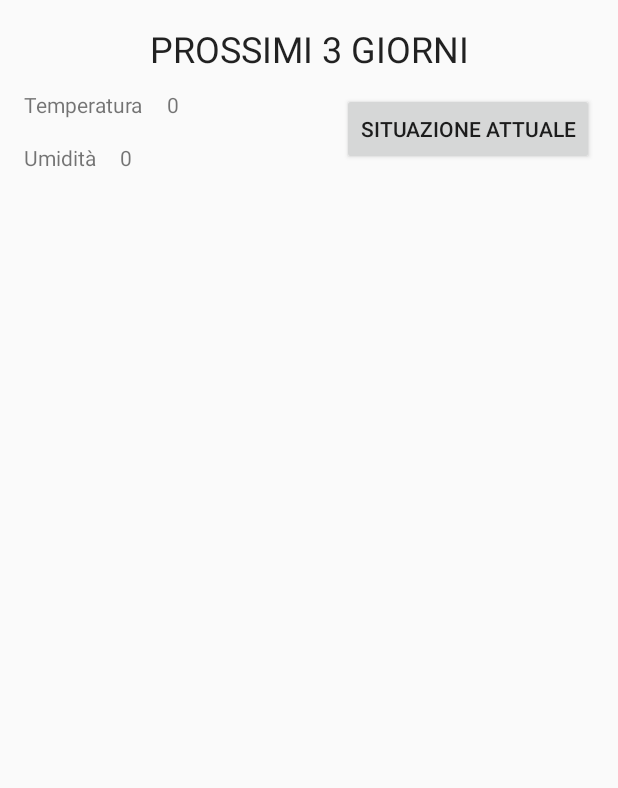
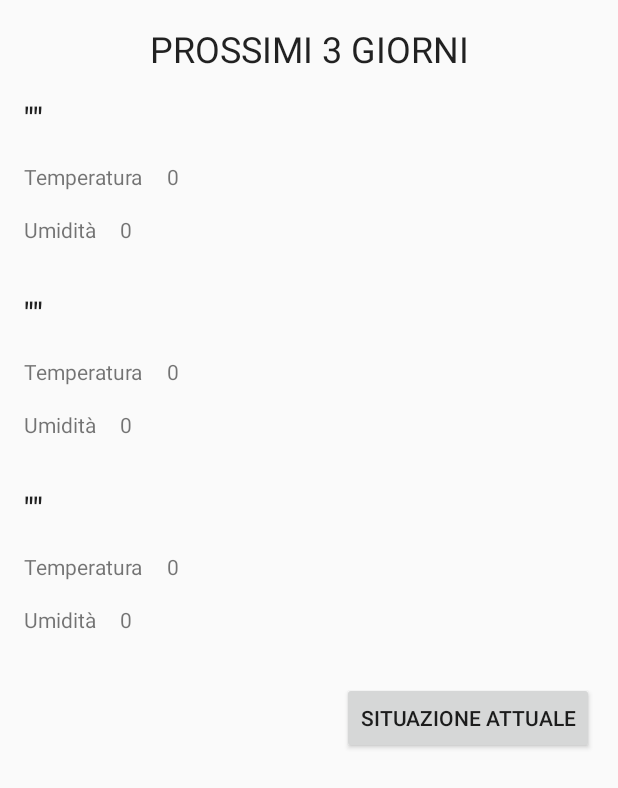
Before and after one commit to remotomasi/MeteoLecce, an Android app: the layout activity_weather3forecast.xml on its own in the app's theme, with its tools: preview values and no code run, on a phone screen of 412 x 824 dp. Shown: the top 788 px of the screen. Run offline under Robolectric (Android 15) with nearby library versions, the phone set to English and light mode, and no system bars.

Commit message:
- Added Temperature and humidity for the next three day; - Modified the two main interfaces.

```diff
--- a/app/src/main/java/com/meteolecce/meteolecce/MainActivity.java
+++ b/app/src/main/java/com/meteolecce/meteolecce/MainActivity.java
@@ -13,15 +13,11 @@ import android.widget.TextView;
 import java.io.IOException;
 import java.util.Calendar;
 import java.util.Date;
-import java.text.DateFormat;
 import java.text.SimpleDateFormat;
 
 import org.json.JSONObject;
 import org.apache.http.HttpResponse;
-//import org.apache.http.client.HttpClient;
 import org.apache.http.client.methods.HttpPost;
-//import org.apache.http.client.methods.HttpGet;
-//import org.apache.http.impl.client.HttpClientBuilder;
 import org.apache.http.util.EntityUtils;
 import org.apache.http.client.ClientProtocolException;
 
--- a/app/src/main/res/layout/activity_weather3forecast.xml
+++ b/app/src/main/res/layout/activity_weather3forecast.xml
@@ -22,10 +22,10 @@
         android:layout_width="wrap_content"
         android:layout_height="wrap_content"
         android:layout_marginLeft="16dp"
-        android:layout_marginTop="60dp"
         android:text="@string/tempName"
         app:layout_constraintLeft_toLeftOf="parent"
-        app:layout_constraintTop_toTopOf="parent" />
+        android:layout_marginTop="16dp"
+        app:layout_constraintTop_toBottomOf="@+id/textView21" />
 
     <TextView
         android:id="@+id/textView17"
@@ -45,8 +45,8 @@
         android:onClick="actualSituation"
         android:text="@string/titleMainPage"
         app:layout_constraintRight_toRightOf="parent"
-        app:layout_constraintTop_toTopOf="parent"
-        android:layout_marginTop="62dp" />
+        android:layout_marginTop="32dp"
+        app:layout_constraintTop_toBottomOf="@+id/textView32" />
 
     <TextView
         android:id="@+id/textView18"
@@ -65,4 +65,115 @@
         android:text="@string/humidity3d_1"
         app:layout_constraintBaseline_toBaselineOf="@+id/textView17"
         app:layout_constraintLeft_toRightOf="@+id/textView17" />
+
+    <TextView
+        android:id="@+id/textView21"
+        android:layout_width="wrap_content"
+        android:layout_height="wrap_content"
+        android:layout_marginLeft="16dp"
+        android:layout_marginTop="16dp"
+        android:text="@string/firstDay"
+        android:textAppearance="@style/TextAppearance.AppCompat.Light.SearchResult.Title"
+        app:layout_constraintLeft_toLeftOf="parent"
+        app:layout_constraintTop_toBottomOf="@+id/textView15" />
+
+    <TextView
+        android:id="@+id/textView22"
+        android:layout_width="wrap_content"
+        android:layout_height="wrap_content"
+        android:layout_marginLeft="16dp"
+        android:layout_marginTop="32dp"
+        android:text="@string/secondDay"
+        android:textAppearance="@style/TextAppearance.AppCompat.Light.SearchResult.Title"
+        app:layout_constraintLeft_toLeftOf="parent"
+        app:layout_constraintTop_toBottomOf="@+id/textView17" />
+
+    <TextView
+        android:id="@+id/textView23"
+        android:layout_width="wrap_content"
+        android:layout_height="wrap_content"
+        android:layout_marginLeft="16dp"
+        android:layout_marginTop="16dp"
+        android:text="@string/tempName"
+        app:layout_constraintLeft_toLeftOf="parent"
+        app:layout_constraintTop_toBottomOf="@+id/textView22" />
+
+    <TextView
+        android:id="@+id/textView24"
+        android:layout_width="wrap_content"
+        android:layout_height="wrap_content"
+        android:layout_marginLeft="16dp"
+        android:text="@string/temperature3d_2"
+        app:layout_constraintBaseline_toBaselineOf="@+id/textView23"
+        app:layout_constraintLeft_toRightOf="@+id/textView23" />
+
+    <TextView
+        android:id="@+id/textView27"
+        android:layout_width="wrap_content"
+        android:layout_height="wrap_content"
+        android:layout_marginLeft="16dp"
+        android:layout_marginTop="16dp"
+        android:text="@string/humName"
+        app:layout_constraintBottom_toBottomOf="parent"
+        app:layout_constraintLeft_toLeftOf="parent"
+        app:layout_constraintTop_toBottomOf="@+id/textView23"
+        app:layout_constraintVertical_bias="0.0" />
+
+    <TextView
+        android:id="@+id/textView28"
+        android:layout_width="wrap_content"
+        android:layout_height="wrap_content"
+        android:layout_marginLeft="16dp"
+        android:text="@string/humidity3d_2"
+        app:layout_constraintBaseline_toBaselineOf="@+id/textView27"
+        app:layout_constraintLeft_toRightOf="@+id/textView27" />
+
+    <TextView
+        android:id="@+id/textView29"
+        android:layout_width="wrap_content"
+        android:layout_height="wrap_content"
+        android:layout_marginLeft="16dp"
+        android:layout_marginTop="32dp"
+        android:text="@string/thirdDay"
+        android:textAppearance="@style/TextAppearance.AppCompat.Light.SearchResult.Title"
+        app:layout_constraintLeft_toLeftOf="parent"
+        app:layout_constraintTop_toBottomOf="@+id/textView27" />
+
+    <TextView
+        android:id="@+id/textView30"
+        android:layout_width="wrap_content"
+        android:layout_height="wrap_content"
+        android:layout_marginLeft="16dp"
+        android:layout_marginTop="16dp"
+        android:text="@string/tempName"
+        app:layout_constraintLeft_toLeftOf="parent"
+        app:layout_constraintTop_toBottomOf="@+id/textView29" />
+
+    <TextView
+        android:id="@+id/textView31"
+        android:layout_width="wrap_content"
+        android:layout_height="wrap_content"
+        android:layout_marginLeft="16dp"
+        android:text="@string/humidity3d_2"
+        app:layout_constraintBaseline_toBaselineOf="@+id/textView30"
+        app:layout_constraintLeft_toRightOf="@+id/textView30" />
+
+    <TextView
+        android:id="@+id/textView32"
+        android:layout_width="wrap_content"
+        android:layout_height="wrap_content"
+        android:layout_marginLeft="16dp"
+        android:layout_marginTop="16dp"
+        android:text="@string/humName"
+        app:layout_constraintLeft_toLeftOf="parent"
+        app:layout_constraintTop_toBottomOf="@+id/textView30" />
+
+    <TextView
+        android:id="@+id/textView33"
+        android:layout_width="wrap_content"
+        android:layout_height="wrap_content"
+        android:layout_marginLeft="16dp"
+        android:text="@string/humidity3d_3"
+        app:layout_constraintBaseline_toBaselineOf="@+id/textView32"
+        app:layout_constraintLeft_toRightOf="@+id/textView32" />
 </android.support.constraint.ConstraintLayout>
--- a/app/src/main/res/values/strings.xml
+++ b/app/src/main/res/values/strings.xml
@@ -22,4 +22,11 @@
     <string name="temperature3d_1">0</string>
     <string name="humidity3d_1">0</string>
     <string name="date">\"\"</string>
+    <string name="firstDay">\"\"</string>
+    <string name="secondDay">\"\"</string>
+    <string name="thirdDay">\"\"</string>
+    <string name="temperature3d_2">0</string>
+    <string name="temperature3d_3">0</string>
+    <string name="humidity3d_2">0</string>
+    <string name="humidity3d_3">0</string>
 </resources>
```
Also changed, not shown: app/src/main/java/com/meteolecce/meteolecce/weather3forecast.java (+58 -6 lines), app/src/main/res/layout/activity_main.xml (+15 -11 lines).
